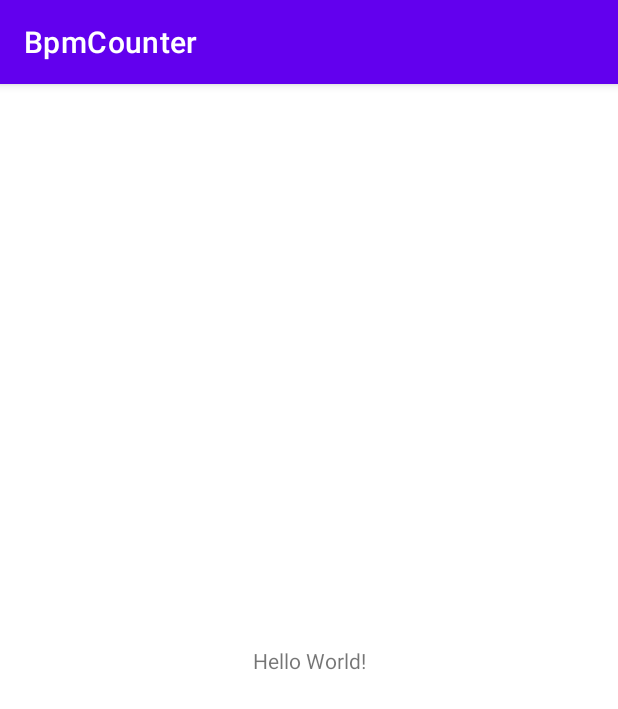
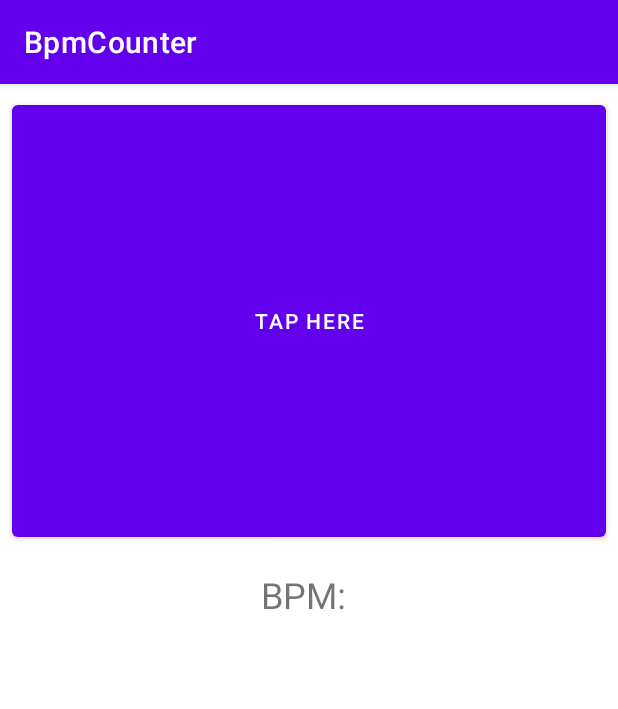
Before and after one commit to picardb/BpmCounter, an Android app: the screen it shows after launch (MainActivity), on a phone screen of 412 x 824 dp. Shown: the top 709 px of the screen. Run offline under Robolectric (Android 15) with nearby library versions, the phone set to English and light mode, and no system bars.

Commit message:
Create basic layout for main activity

```diff
--- a/app/src/main/res/layout/activity_main.xml
+++ b/app/src/main/res/layout/activity_main.xml
@@ -6,13 +6,39 @@
     android:layout_height="match_parent"
     tools:context=".MainActivity">
 
+    <Button
+        android:id="@+id/btn_tap"
+        android:layout_width="0dp"
+        android:layout_height="300dp"
+        android:layout_marginStart="8dp"
+        android:layout_marginTop="8dp"
+        android:layout_marginEnd="8dp"
+        android:text="@string/tap_here"
+        app:layout_constraintEnd_toEndOf="parent"
+        app:layout_constraintStart_toStartOf="parent"
+        app:layout_constraintTop_toTopOf="parent" />
+
     <TextView
+        android:id="@+id/tv_bpm_label"
         android:layout_width="wrap_content"
         android:layout_height="wrap_content"
-        android:text="Hello World!"
-        app:layout_constraintBottom_toBottomOf="parent"
-        app:layout_constraintLeft_toLeftOf="parent"
-        app:layout_constraintRight_toRightOf="parent"
-        app:layout_constraintTop_toTopOf="parent" />
+        android:layout_marginTop="16dp"
+        android:text="BPM:"
+        android:textSize="24sp"
+        app:layout_constraintEnd_toStartOf="@+id/tv_bpm_value"
+        app:layout_constraintHorizontal_bias="0.5"
+        app:layout_constraintHorizontal_chainStyle="packed"
+        app:layout_constraintStart_toStartOf="parent"
+        app:layout_constraintTop_toBottomOf="@+id/btn_tap" />
 
+    <TextView
+        android:id="@+id/tv_bpm_value"
+        android:layout_width="wrap_content"
+        android:layout_height="wrap_content"
+        android:layout_marginStart="8dp"
+        android:textSize="24sp"
+        app:layout_constraintBaseline_toBaselineOf="@+id/tv_bpm_label"
+        app:layout_constraintEnd_toEndOf="parent"
+        app:layout_constraintHorizontal_bias="0.5"
+        app:layout_constraintStart_toEndOf="@+id/tv_bpm_label" />
 </androidx.constraintlayout.widget.ConstraintLayout>
--- a/app/src/main/res/values/strings.xml
+++ b/app/src/main/res/values/strings.xml
@@ -1,3 +1,4 @@
 <resources>
     <string name="app_name">BpmCounter</string>
+    <string name="tap_here">Tap here</string>
 </resources>
```
